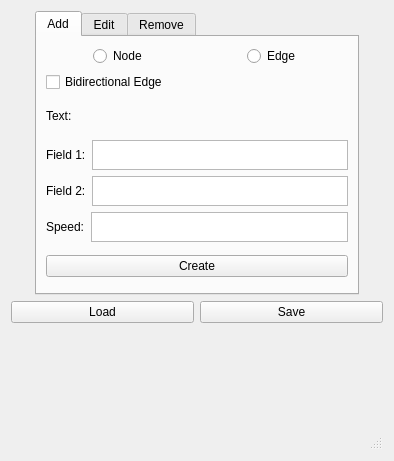
Before: the Qt Designer form nav2_rviz_plugins/resource/route_tool.ui in marcospontoexe/navigation2, drawn with Qt 5.
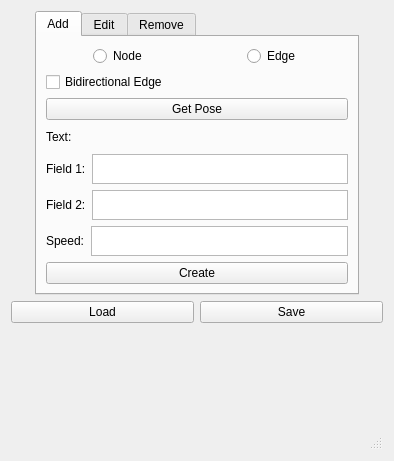
After: the same form once the commit is applied.

Commit message:
Add "Get Pose" button to fill node X/Y from the robot's current TF pose
The Add tab, Node mode now has a "Get Pose" button that looks up
map -> base_frame (base_frame defaulting to base_link, configurable
as a ROS parameter) via a non-blocking TF lookup (tf2::TimePointZero)
and fills the X/Y fields with it, so a node can be placed exactly
where the robot currently stands.

This also fixes a latent bug: the panel's tf2_ros::Buffer never had a
TransformListener attached, so it never actually received any
transforms.

Diff of the .ui file:
```diff
--- a/nav2_rviz_plugins/resource/route_tool.ui
+++ b/nav2_rviz_plugins/resource/route_tool.ui
@@ -87,6 +87,16 @@
                </property>
               </widget>
              </item>
+             <item>
+              <widget class="QPushButton" name="get_pose_button">
+               <property name="text">
+                <string>Get Pose</string>
+               </property>
+               <property name="toolTip">
+                <string>Fill X/Y with the robot's current position (map -&gt; base_frame)</string>
+               </property>
+              </widget>
+             </item>
              <item>
               <layout class="QHBoxLayout" name="horizontalLayout_4">
                <item alignment="Qt::AlignLeft|Qt::AlignVCenter">
```
The commit also changes 3 other files.
